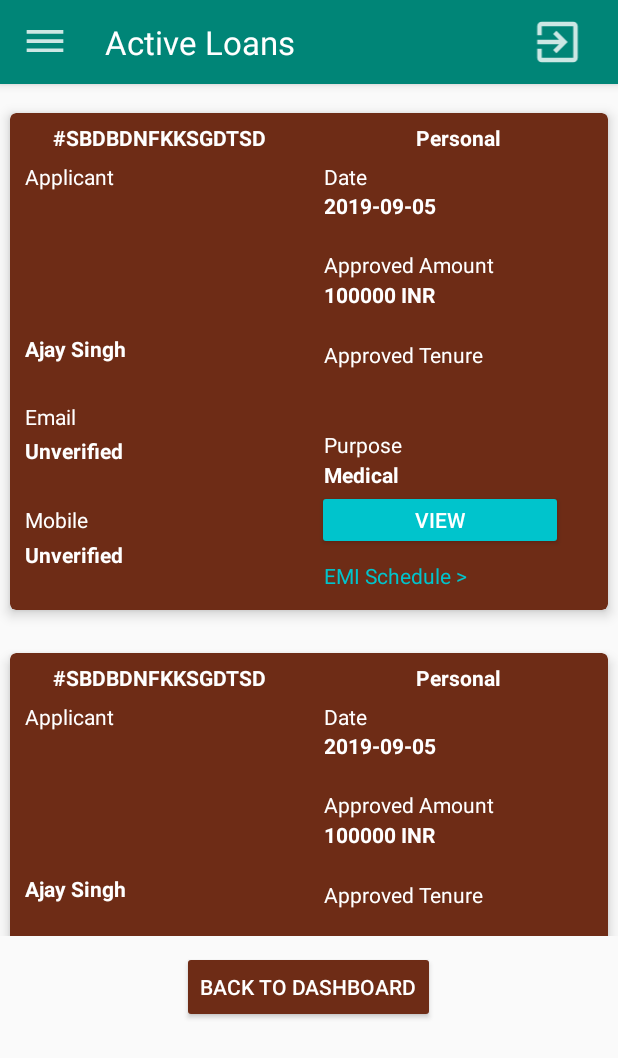
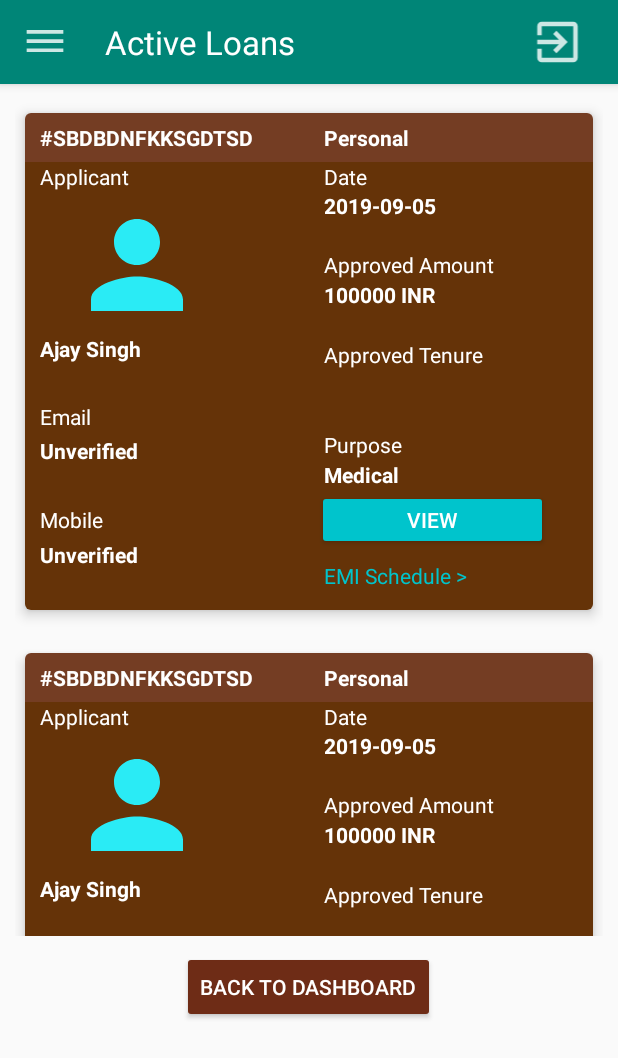
Before and after one commit to Akash049/Simplilend-Android, an Android app: the Active_Loans screen opened directly, with no data from a screen before it, on a phone screen of 412 x 824 dp. Shown: the top 1058 px of the screen. Run offline under Robolectric (Android 15) with nearby library versions, the phone set to English and light mode, and no system bars.

Commit message:
some more editing

```diff
--- a/app/src/main/java/com/simplielend/simplilend/Active_Loan/Active_Loans.java
+++ b/app/src/main/java/com/simplielend/simplilend/Active_Loan/Active_Loans.java
@@ -55,6 +55,7 @@
         a.setStatus_mobile("Unverified");
         a.setPurpose("Medical");
         a.setApproved_amount("100000 INR");
+        a.setImg(R.drawable.ic_person_blue_24dp);
         activeloans.add(a);
 
         a.setName("Ajay Singh");
@@ -62,6 +63,7 @@
         a.setStatus_mobile("Unverified");
         a.setPurpose("Medical");
         a.setApproved_amount("100000 INR");
+        a.setImg(R.drawable.ic_person_blue_24dp);
         activeloans.add(a);
 
         a.setName("Ajay Singh");
@@ -69,6 +71,7 @@
         a.setStatus_mobile("Unverified");
         a.setPurpose("Medical");
         a.setApproved_amount("100000 INR");
+        a.setImg(R.drawable.ic_person_blue_24dp);
         activeloans.add(a);
 
 
--- /dev/null
+++ b/app/src/main/res/drawable/ic_person_blue_24dp.xml
@@ -0,0 +1,5 @@
+<vector android:height="24dp" android:tint="#2AEBF5"
+    android:viewportHeight="24.0" android:viewportWidth="24.0"
+    android:width="24dp" xmlns:android="http://schemas.android.com/apk/res/android">
+    <path android:fillColor="#FF000000" android:pathData="M12,12c2.21,0 4,-1.79 4,-4s-1.79,-4 -4,-4 -4,1.79 -4,4 1.79,4 4,4zM12,14c-2.67,0 -8,1.34 -8,4v2h16v-2c0,-2.66 -5.33,-4 -8,-4z"/>
+</vector>
--- a/app/src/main/res/layout/active_loan_item.xml
+++ b/app/src/main/res/layout/active_loan_item.xml
@@ -3,12 +3,9 @@
     xmlns:app="http://schemas.android.com/apk/res-auto"
     xmlns:tools="http://schemas.android.com/tools"
     xmlns:card_view="http://schemas.android.com/apk/res-auto"
-
     android:layout_width="match_parent"
     android:layout_height="350dp"
     android:layout_marginTop="10dp"
-    android:backgroundTint="#6E2C16"
-    android:background="#ffff"
     app:cardElevation="5dp"
     card_view:cardCornerRadius="4dp"
     app:cardUseCompatPadding="true"
@@ -25,6 +22,7 @@
             android:layout_weight="1"
             android:orientation="horizontal"
             android:weightSum="2"
+            android:background="#743D23"
             >
             <LinearLayout
                 android:layout_width="0dp"
@@ -34,7 +32,8 @@
                 <TextView
                     android:layout_width="match_parent"
                     android:layout_height="match_parent"
-                    android:gravity="center"
+                    android:gravity="center_vertical"
+                    android:paddingLeft="10dp"
                     android:text="#SBDBDNFKKSGDTSD"
                     android:textColor="#fff"
                     android:textStyle="bold"
@@ -55,7 +54,8 @@
                     android:text="Personal"
                     android:textColor="#FFF"
                     android:textStyle="bold"
-                    android:gravity="center"
+                    android:gravity="center_vertical"
+                    android:paddingLeft="10dp"
                     android:textSize="14dp"></TextView>
 
 
@@ -75,6 +75,7 @@
         android:layout_height="match_parent"
         android:orientation="horizontal"
         android:weightSum="2"
+        android:background="#653308"
         >
         <LinearLayout
             android:layout_width="0dp"
@@ -97,7 +98,10 @@
                 android:id="@+id/img"
                 android:layout_width="match_parent"
                 android:layout_height="0dp"
-                android:layout_weight="4"></ImageView>
+                android:layout_weight="4"
+                android:src="@drawable/ic_person_blue_24dp"
+                android:paddingRight="40dp"
+                ></ImageView>
 
             <TextView
                 android:id="@+id/name"
@@ -166,6 +170,7 @@
             android:layout_weight="1"
             android:orientation="vertical"
             android:weightSum="15"
+            android:backgroundTint="#6E2C16"
             >
             <TextView
                 android:layout_width="match_parent"
--- a/app/src/main/res/layout/activity_active__loans.xml
+++ b/app/src/main/res/layout/activity_active__loans.xml
@@ -63,6 +63,8 @@
         android:layout_height="0dp"
         android:layout_weight="8"
         android:id="@+id/view1"
+        android:layout_marginLeft="10dp"
+        android:layout_marginRight="10dp"
         ></androidx.recyclerview.widget.RecyclerView>
     <Button
         android:layout_width="wrap_content"
```
